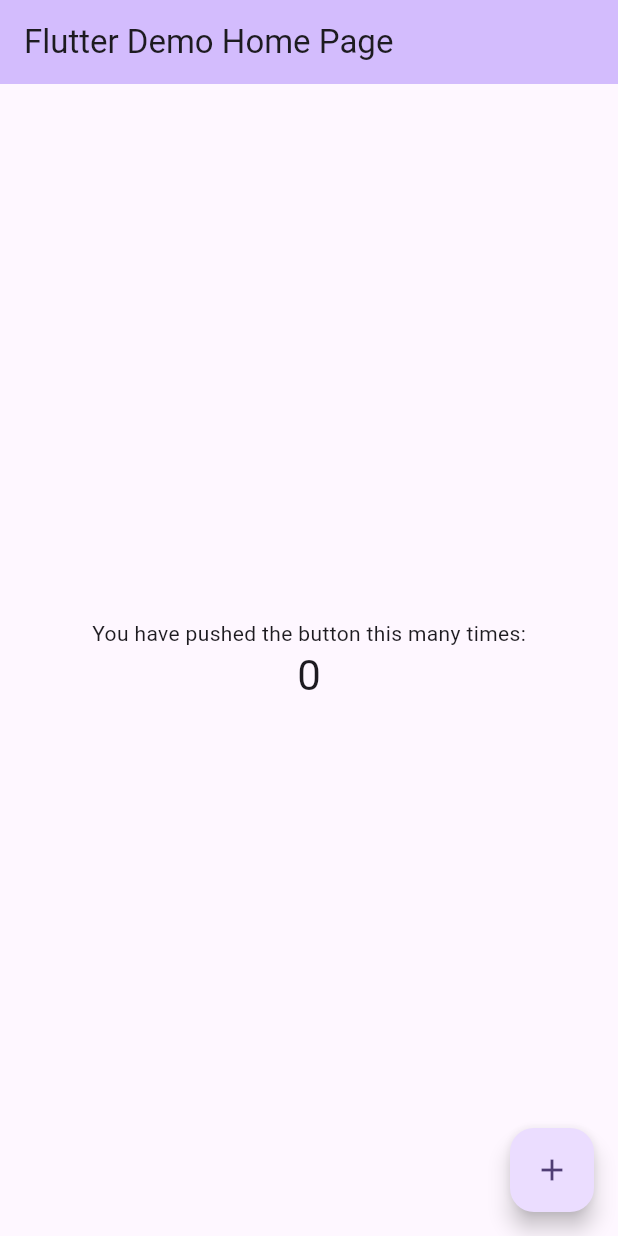
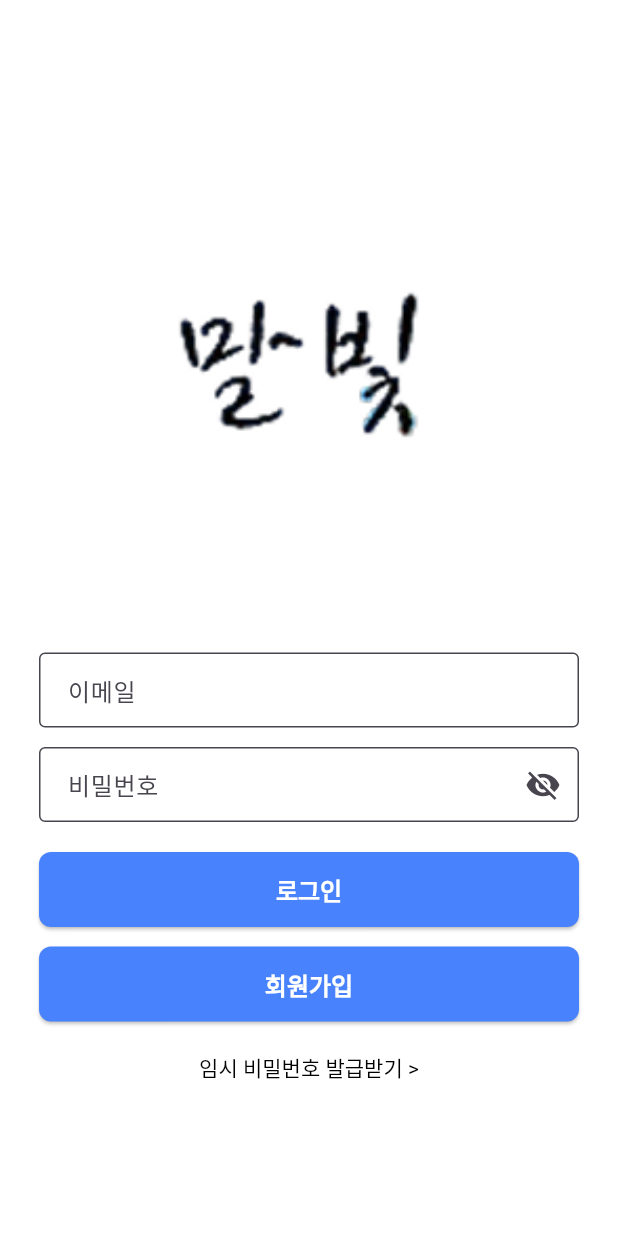
Before and after one commit to Malbit-Official/malbit_frontend, a Flutter app: the screen it shows after launch, on a phone screen of 412 x 824 dp. Run offline on Flutter 3.47's test engine with Material 3 defaults, Android fonts, the phone set to English and light mode, and no system bars; our stand-ins replace flutter_secure_storage.

Commit message:
feat: 로그인 구현

```diff
--- /dev/null
+++ b/lib/auth/screens/login_screen.dart
@@ -0,0 +1,222 @@
+import 'package:flutter/material.dart';
+import 'dart:convert';
+import 'package:http/http.dart' as http;
+import 'package:malbit_fronted/core/services/storage.dart';
+
+class LoginScreen extends StatefulWidget {
+  const LoginScreen({super.key});
+
+  @override
+  State<LoginScreen> createState() => _LoginScreenState();
+}
+
+class _LoginScreenState extends State<LoginScreen> {
+
+  final _emailController = TextEditingController();
+  final _passwordController = TextEditingController();
+  final _storage = AppStorage.storage;
+
+  bool _isLoading = false;
+  bool _obscureText = true;
+
+  void _showSnackBar(String message) {
+    if (mounted) {
+      ScaffoldMessenger.of(context).showSnackBar(
+        SnackBar(content: Text(message)),
+      );
+    }
+  }
+
+  Future<void> _handleLogin() async {
+    if (_emailController.text.isEmpty || _passwordController.text.isEmpty) {
+      _showSnackBar('이메일과 비밀번호를 모두 입력해주세요.');
+      return;
+    }
+
+    const apiUrl = 'http://10.0.2.2:8080/api/auth/login';
+
+    final loginData = {
+      'email': _emailController.text,
+      'password': _passwordController.text,
+    };
+
+    setState(() => _isLoading = true);
+
+    try {
+      final response = await http.post(
+        Uri.parse(apiUrl),
+        headers: {'Content-Type': 'application/json'},
+        body: jsonEncode(loginData),
+      );
+
+      if (response.statusCode == 200) {
+
+        final responseBody = utf8.decode(response.bodyBytes);
+        final data = jsonDecode(responseBody);
+
+        final accessToken = data['accessToken'];
+        final refreshToken = data['refreshToken'];
+
+        if (accessToken != null && refreshToken != null) {
+
+          await _storage.write(key: 'tokenType', value: 'Bearer');
+          await _storage.write(key: 'accessToken', value: accessToken);
+          await _storage.write(key: 'refreshToken', value: refreshToken);
+
+          _showSnackBar('로그인 성공!');
+
+          if (!mounted) return;
+          Navigator.pushReplacementNamed(context, '/home');
+
+        } else {
+          _showSnackBar('토큰 정보가 없습니다. 서버 응답을 확인해주세요.');
+        }
+
+      } else {
+
+        final errorBody = jsonDecode(utf8.decode(response.bodyBytes));
+        _showSnackBar(errorBody['message'] ?? '로그인 실패');
+
+      }
+
+    } catch (e) {
+
+      print('로그인 오류: $e');
+      _showSnackBar('서버와 통신할 수 없습니다.');
+
+    } finally {
+
+      setState(() => _isLoading = false);
+
+    }
+  }
+
+  @override
+  Widget build(BuildContext context) {
+
+    return Scaffold(
+      backgroundColor: const Color(0xFFFFFFFF),
+      body: SafeArea(
+        child: SingleChildScrollView(
+          padding: const EdgeInsets.symmetric(horizontal: 26, vertical: 60),
+          child: Column(
+            crossAxisAlignment: CrossAxisAlignment.stretch,
+            children: [
+
+              const SizedBox(height: 5),
+
+              Center(
+                child: Column(
+                  children: [
+                    Image.asset(
+                      'assets/images/logo.png',
+                      width: 350,
+                      height: 350,
+                      fit: BoxFit.contain,
+                    ),
+                    const SizedBox(height: 10),
+                  ],
+                ),
+              ),
+
+              const SizedBox(height: 10),
+
+              TextField(
+                controller: _emailController,
+                decoration: const InputDecoration(
+                  hintText: '이메일',
+                  border: OutlineInputBorder(),
+                  filled: true,
+                  fillColor: Colors.white,
+                  contentPadding: EdgeInsets.symmetric(
+                      vertical: 13.0, horizontal: 15.0),
+                ),
+              ),
+
+              const SizedBox(height: 13),
+
+              TextField(
+                controller: _passwordController,
+                obscureText: _obscureText,
+                decoration: InputDecoration(
+                  hintText: '비밀번호',
+                  border: const OutlineInputBorder(),
+                  filled: true,
+                  fillColor: Colors.white,
+                  contentPadding: const EdgeInsets.symmetric(
+                      vertical: 13.0, horizontal: 15.0),
+                  suffixIcon: IconButton(
+                    icon: Icon(
+                      _obscureText
+                          ? Icons.visibility_off
+                          : Icons.visibility,
+                    ),
+                    onPressed: () {
+                      setState(() {
+                        _obscureText = !_obscureText;
+                      });
+                    },
+                  ),
+                ),
+              ),
+
+              const SizedBox(height: 20),
+
+              ElevatedButton(
+                onPressed: _isLoading ? null : _handleLogin,
+                style: ElevatedButton.styleFrom(
+                  backgroundColor: const Color(0xFF4882FD),
+                  foregroundColor: Colors.white,
+                  padding: const EdgeInsets.symmetric(vertical: 13),
+                  textStyle: const TextStyle(
+                    fontSize: 16,
+                    fontWeight: FontWeight.bold,
+                  ),
+                  shape: RoundedRectangleBorder(
+                      borderRadius: BorderRadius.circular(8)),
+                ),
+                child: _isLoading
+                    ? const CircularProgressIndicator(color: Colors.white)
+                    : const Text('로그인'),
+              ),
+
+              const SizedBox(height: 13),
+
+              ElevatedButton(
+                onPressed: () {
+                  Navigator.pushNamed(context, '/signup');
+                },
+                style: ElevatedButton.styleFrom(
+                  backgroundColor: const Color(0xFF4882FD),
+                  foregroundColor: Colors.white,
+                  padding: const EdgeInsets.symmetric(vertical: 13),
+                  textStyle: const TextStyle(
+                    fontSize: 16,
+                    fontWeight: FontWeight.bold,
+                  ),
+                  shape: RoundedRectangleBorder(
+                      borderRadius: BorderRadius.circular(8)),
+                ),
+                child: const Text('회원가입'),
+              ),
+
+              const SizedBox(height: 7),
+
+              TextButton(
+                onPressed: () {
+                  Navigator.pushNamed(context, '/reset');
+                },
+                style: TextButton.styleFrom(
+                  foregroundColor: Colors.black,
+                  textStyle: const TextStyle(fontSize: 14),
+                ),
+                child: const Text('임시 비밀번호 발급받기 >'),
+              ),
+
+            ],
+          ),
+        ),
+      ),
+    );
+  }
+}
--- /dev/null
+++ b/lib/core/services/storage.dart
@@ -0,0 +1,13 @@
+// storage.dart (새 파일)
+import 'package:flutter_secure_storage/flutter_secure_storage.dart';
+
+class AppStorage {
+  static const storage = FlutterSecureStorage(
+    aOptions: AndroidOptions(
+      encryptedSharedPreferences: true,  // ✅ 항상 동일 옵션
+    ),
+    iOptions: IOSOptions(
+      accessibility: KeychainAccessibility.unlocked,
+    ),
+  );
+}
--- a/lib/main.dart
+++ b/lib/main.dart
@@ -1,122 +1,45 @@
+import 'dart:developer';
 import 'package:flutter/material.dart';
+import 'package:flutter_secure_storage/flutter_secure_storage.dart';
 
-void main() {
-  runApp(const MyApp());
+import 'auth/screens/login_screen.dart';
+import 'auth/screens/home_screen.dart';
+
+void main() async {
+  WidgetsFlutterBinding.ensureInitialized();
+
+  final storage = const FlutterSecureStorage();
+  final accessToken = await storage.read(key: 'accessToken');
+
+  String initialRoute = '/login';
+
+  if (accessToken != null) {
+    log("이미 로그인 상태");
+    initialRoute = '/home';
+  } else {
+    log("로그인 필요");
+  }
+
+  runApp(MyApp(initialRoute: initialRoute));
 }
 
 class MyApp extends StatelessWidget {
-  const MyApp({super.key});
+  final String initialRoute;
 
-  // This widget is the root of your application.
+  const MyApp({super.key, required this.initialRoute});
+
   @override
   Widget build(BuildContext context) {
     return MaterialApp(
-      title: 'Flutter Demo',
-      theme: ThemeData(
-        // This is the theme of your application.
-        //
-        // TRY THIS: Try running your application with "flutter run". You'll see
-        // the application has a purple toolbar. Then, without quitting the app,
-        // try changing the seedColor in the colorScheme below to Colors.green
-        // and then invoke "hot reload" (save your changes or press the "hot
-        // reload" button in a Flutter-supported IDE, or press "r" if you used
-        // the command line to start the app).
-        //
-        // Notice that the counter didn't reset back to zero; the application
-        // state is not lost during the reload. To reset the state, use hot
-        // restart instead.
-        //
-        // This works for code too, not just values: Most code changes can be
-        // tested with just a hot reload.
-        colorScheme: ColorScheme.fromSeed(seedColor: Colors.deepPurple),
-      ),
-      home: const MyHomePage(title: 'Flutter Demo Home Page'),
+      debugShowCheckedModeBanner: false,
+      title: 'Malbit',
+
+      initialRoute: initialRoute,
+
+      routes: {
+        '/login': (context) => const LoginScreen(),
+        '/home': (context) => const HomeScreen(),
+      },
     );
   }
 }
-
-class MyHomePage extends StatefulWidget {
-  const MyHomePage({super.key, required this.title});
-
-  // This widget is the home page of your application. It is stateful, meaning
-  // that it has a State object (defined below) that contains fields that affect
-  // how it looks.
-
-  // This class is the configuration for the state. It holds the values (in this
-  // case the title) provided by the parent (in this case the App widget) and
-  // used by the build method of the State. Fields in a Widget subclass are
-  // always marked "final".
-
-  final String title;
-
-  @override
-  State<MyHomePage> createState() => _MyHomePageState();
-}
-
-class _MyHomePageState extends State<MyHomePage> {
-  int _counter = 0;
-
-  void _incrementCounter() {
-    setState(() {
-      // This call to setState tells the Flutter framework that something has
-      // changed in this State, which causes it to rerun the build method below
-      // so that the display can reflect the updated values. If we changed
-      // _counter without calling setState(), then the build method would not be
-      // called again, and so nothing would appear to happen.
-      _counter++;
-    });
-  }
-
-  @override
-  Widget build(BuildContext context) {
-    // This method is rerun every time setState is called, for instance as done
-    // by the _incrementCounter method above.
-    //
-    // The Flutter framework has been optimized to make rerunning build methods
-    // fast, so that you can just rebuild anything that needs updating rather
-    // than having to individually change instances of widgets.
-    return Scaffold(
-      appBar: AppBar(
-        // TRY THIS: Try changing the color here to a specific color (to
-        // Colors.amber, perhaps?) and trigger a hot reload to see the AppBar
-        // change color while the other colors stay the same.
-        backgroundColor: Theme.of(context).colorScheme.inversePrimary,
-        // Here we take the value from the MyHomePage object that was created by
-        // the App.build method, and use it to set our appbar title.
-        title: Text(widget.title),
-      ),
-      body: Center(
-        // Center is a layout widget. It takes a single child and positions it
-        // in the middle of the parent.
-        child: Column(
-          // Column is also a layout widget. It takes a list of children and
-          // arranges them vertically. By default, it sizes itself to fit its
-          // children horizontally, and tries to be as tall as its parent.
-          //
-          // Column has various properties to control how it sizes itself and
-          // how it positions its children. Here we use mainAxisAlignment to
-          // center the children vertically; the main axis here is the vertical
-          // axis because Columns are vertical (the cross axis would be
-          // horizontal).
-          //
-          // TRY THIS: Invoke "debug painting" (choose the "Toggle Debug Paint"
-          // action in the IDE, or press "p" in the console), to see the
-          // wireframe for each widget.
-          mainAxisAlignment: MainAxisAlignment.center,
-          children: <Widget>[
-            const Text('You have pushed the button this many times:'),
-            Text(
-              '$_counter',
-              style: Theme.of(context).textTheme.headlineMedium,
-            ),
-          ],
-        ),
-      ),
-      floatingActionButton: FloatingActionButton(
-        onPressed: _incrementCounter,
-        tooltip: 'Increment',
-        child: const Icon(Icons.add),
-      ), // This trailing comma makes auto-formatting nicer for build methods.
-    );
-  }
-}
--- a/pubspec.yaml
+++ b/pubspec.yaml
@@ -31,6 +31,9 @@ dependencies:
   flutter:
     sdk: flutter
 
+  flutter_secure_storage: ^9.0.0
+  http: ^1.2.0
+
   # The following adds the Cupertino Icons font to your application.
   # Use with the CupertinoIcons class for iOS style icons.
   cupertino_icons: ^1.0.8
@@ -56,7 +59,8 @@ flutter:
   # included with your application, so that you can use the icons in
   # the material Icons class.
   uses-material-design: true
-
+  assets:
+    - assets/images/
   # To add assets to your application, add an assets section, like this:
   # assets:
   #   - images/a_dot_burr.jpeg
```
Also changed, not shown: lib/auth/screens/home_screen.dart (added, +17 -0 lines), assets/images/logo.png (added), pubspec.lock, 1 other file.
